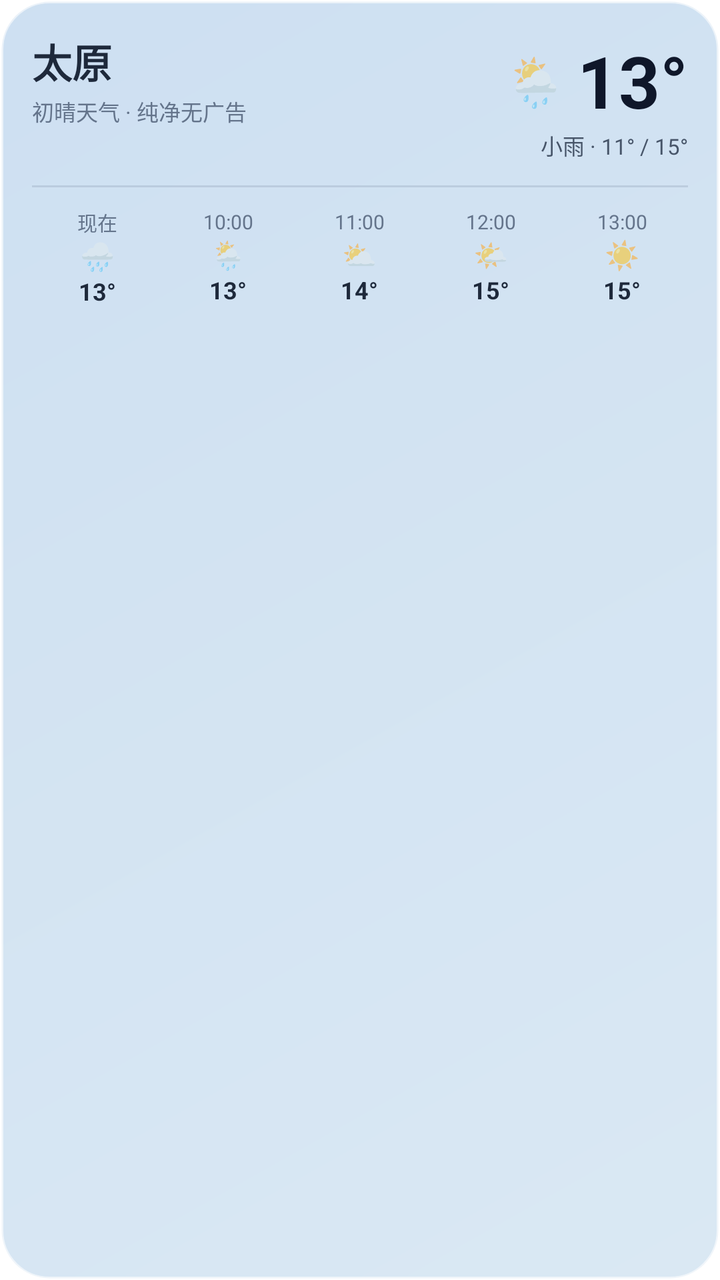
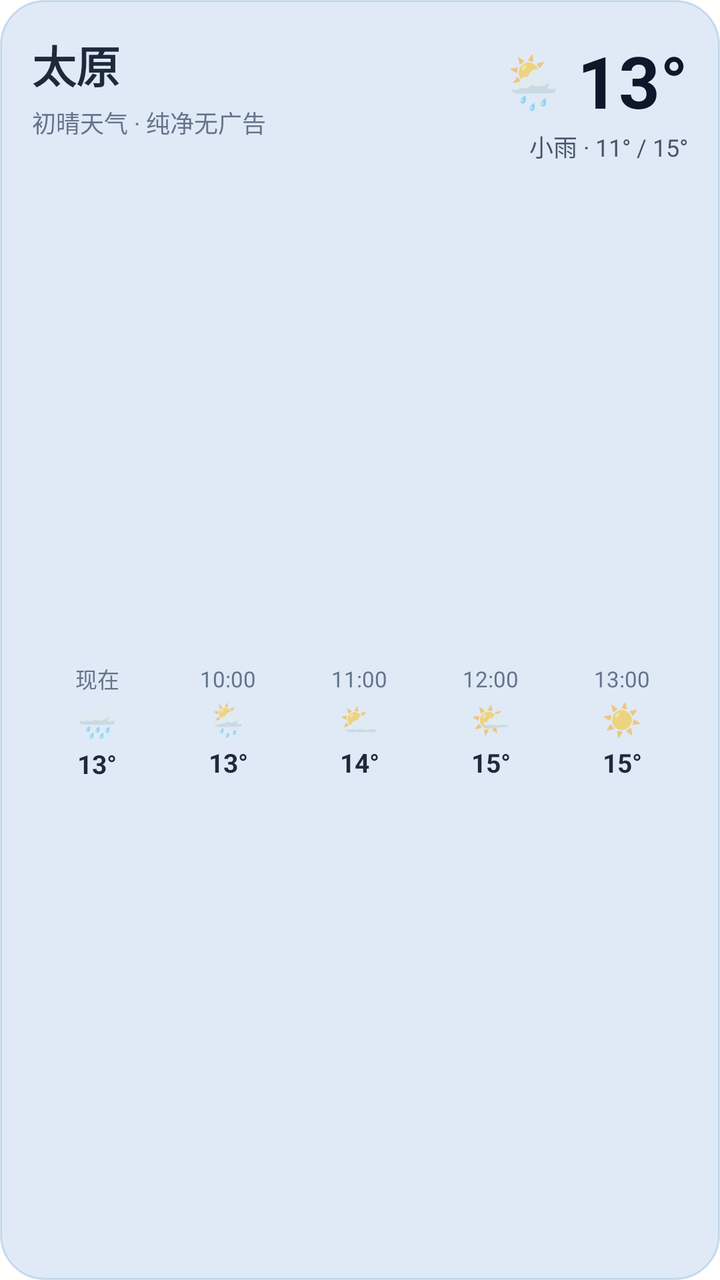

Screens rendered from an Android XML layout before and after an edit, with the pre-edit source and the edit as a unified diff.
<!-- AndroidManifest.xml: fallback theme Theme.MaterialComponents.DayNight.NoActionBar -->
<!-- res/layout/widget_4x2.xml -->
<?xml version="1.0" encoding="utf-8"?>
<LinearLayout xmlns:android="http://schemas.android.com/apk/res/android"
    android:id="@+id/widget_4x2_root"
    android:layout_width="match_parent"
    android:layout_height="match_parent"
    android:background="@drawable/widget_bg"
    android:orientation="vertical"
    android:padding="16dp">

    
    <RelativeLayout
        android:layout_width="match_parent"
        android:layout_height="wrap_content">

        <LinearLayout
            android:layout_width="wrap_content"
            android:layout_height="wrap_content"
            android:orientation="vertical">

            <TextView
                android:id="@+id/widget_4x2_city"
                android:layout_width="wrap_content"
                android:layout_height="wrap_content"
                android:text="太原"
                android:textColor="#1E293B"
                android:textSize="20sp"
                android:textStyle="bold" />

            <TextView
                android:id="@+id/widget_4x2_date"
                android:layout_width="wrap_content"
                android:layout_height="wrap_content"
                android:layout_marginTop="2dp"
                android:text="初晴天气 · 纯净无广告"
                android:textColor="#64748B"
                android:textSize="11sp" />
        </LinearLayout>

        <LinearLayout
            android:layout_width="wrap_content"
            android:layout_height="wrap_content"
            android:layout_alignParentEnd="true"
            android:gravity="end"
            android:orientation="vertical">

            <LinearLayout
                android:layout_width="wrap_content"
                android:layout_height="wrap_content"
                android:gravity="center_vertical"
                android:orientation="horizontal">

                <TextView
                    android:id="@+id/widget_4x2_icon"
                    android:layout_width="wrap_content"
                    android:layout_height="wrap_content"
                    android:layout_marginEnd="6dp"
                    android:text="🌦️"
                    android:textSize="24sp" />

                <TextView
                    android:id="@+id/widget_4x2_temp"
                    android:layout_width="wrap_content"
                    android:layout_height="wrap_content"
                    android:text="13°"
                    android:textColor="#0F172A"
                    android:textSize="36sp"
                    android:textStyle="bold" />
            </LinearLayout>

            <TextView
                android:id="@+id/widget_4x2_desc"
                android:layout_width="wrap_content"
                android:layout_height="wrap_content"
                android:text="小雨 · 11° / 15°"
                android:textColor="#475569"
                android:textSize="11sp" />
        </LinearLayout>
    </RelativeLayout>

    
    <View
        android:layout_width="match_parent"
        android:layout_height="1dp"
        android:layout_marginTop="12dp"
        android:layout_marginBottom="10dp"
        android:background="#3364748B" />

    
    <LinearLayout
        android:layout_width="match_parent"
        android:layout_height="wrap_content"
        android:gravity="center"
        android:orientation="horizontal">

        <LinearLayout
            android:layout_width="0dp"
            android:layout_height="wrap_content"
            android:layout_weight="1"
            android:gravity="center"
            android:orientation="vertical">
            <TextView
                android:layout_width="wrap_content"
                android:layout_height="wrap_content"
                android:text="现在"
                android:textColor="#64748B"
                android:textSize="10sp" />
            <TextView
                android:layout_width="wrap_content"
                android:layout_height="wrap_content"
                android:text="🌧️"
                android:textSize="14sp" />
            <TextView
                android:layout_width="wrap_content"
                android:layout_height="wrap_content"
                android:text="13°"
                android:textColor="#1E293B"
                android:textSize="12sp"
                android:textStyle="bold" />
        </LinearLayout>

        <LinearLayout
            android:layout_width="0dp"
            android:layout_height="wrap_content"
            android:layout_weight="1"
            android:gravity="center"
            android:orientation="vertical">
            <TextView
                android:layout_width="wrap_content"
                android:layout_height="wrap_content"
                android:text="10:00"
                android:textColor="#64748B"
                android:textSize="10sp" />
            <TextView
                android:layout_width="wrap_content"
                android:layout_height="wrap_content"
                android:text="🌦️"
                android:textSize="14sp" />
            <TextView
                android:layout_width="wrap_content"
                android:layout_height="wrap_content"
                android:text="13°"
                android:textColor="#1E293B"
                android:textSize="12sp"
                android:textStyle="bold" />
        </LinearLayout>

        <LinearLayout
            android:layout_width="0dp"
            android:layout_height="wrap_content"
            android:layout_weight="1"
            android:gravity="center"
            android:orientation="vertical">
            <TextView
                android:layout_width="wrap_content"
                android:layout_height="wrap_content"
                android:text="11:00"
                android:textColor="#64748B"
                android:textSize="10sp" />
            <TextView
                android:layout_width="wrap_content"
                android:layout_height="wrap_content"
                android:text="⛅"
                android:textSize="14sp" />
            <TextView
                android:layout_width="wrap_content"
                android:layout_height="wrap_content"
                android:text="14°"
                android:textColor="#1E293B"
                android:textSize="12sp"
                android:textStyle="bold" />
        </LinearLayout>

        <LinearLayout
            android:layout_width="0dp"
            android:layout_height="wrap_content"
            android:layout_weight="1"
            android:gravity="center"
            android:orientation="vertical">
            <TextView
                android:layout_width="wrap_content"
                android:layout_height="wrap_content"
                android:text="12:00"
                android:textColor="#64748B"
                android:textSize="10sp" />
            <TextView
                android:layout_width="wrap_content"
                android:layout_height="wrap_content"
                android:text="🌤️"
                android:textSize="14sp" />
            <TextView
                android:layout_width="wrap_content"
                android:layout_height="wrap_content"
                android:text="15°"
                android:textColor="#1E293B"
                android:textSize="12sp"
                android:textStyle="bold" />
        </LinearLayout>

        <LinearLayout
            android:layout_width="0dp"
            android:layout_height="wrap_content"
            android:layout_weight="1"
            android:gravity="center"
            android:orientation="vertical">
            <TextView
                android:layout_width="wrap_content"
                android:layout_height="wrap_content"
                android:text="13:00"
                android:textColor="#64748B"
                android:textSize="10sp" />
            <TextView
                android:layout_width="wrap_content"
                android:layout_height="wrap_content"
                android:text="☀️"
                android:textSize="14sp" />
            <TextView
                android:layout_width="wrap_content"
                android:layout_height="wrap_content"
                android:text="15°"
                android:textColor="#1E293B"
                android:textSize="12sp"
                android:textStyle="bold" />
        </LinearLayout>

    </LinearLayout>

</LinearLayout>
<!-- resources referenced by this layout -->
<resources>
  <!-- drawable widget_bg (drawable) -->
  <?xml version="1.0" encoding="utf-8"?>
  <shape xmlns:android="http://schemas.android.com/apk/res/android">
      
      <gradient
          android:angle="135"
          android:startColor="#E6D6E6F2"
          android:endColor="#E6C8DCF0" />
      <corners android:radius="24dp" />
      <stroke android:width="1.5dp" android:color="#99FFFFFF" />
  </shape>
</resources>

<!-- the commit's change to res/layout/widget_4x2.xml (unified diff, before → after) -->
@@ -8,38 +8,39 @@
     android:padding="16dp">
 
     
-    <RelativeLayout
+    <LinearLayout
         android:layout_width="match_parent"
-        android:layout_height="wrap_content">
+        android:layout_height="wrap_content"
+        android:orientation="horizontal">
+
+        <LinearLayout
+            android:layout_width="0dp"
+            android:layout_height="wrap_content"
+            android:layout_weight="1"
+            android:orientation="vertical">
+
+            <TextView
+                android:id="@+id/widget_4x2_city"
+                android:layout_width="wrap_content"
+                android:layout_height="wrap_content"
+                android:text="太原"
+                android:textColor="#1E293B"
+                android:textSize="22sp"
+                android:textStyle="bold" />
+
+            <TextView
+                android:id="@+id/widget_4x2_date"
+                android:layout_width="wrap_content"
+                android:layout_height="wrap_content"
+                android:layout_marginTop="4dp"
+                android:text="初晴天气 · 纯净无广告"
+                android:textColor="#64748B"
+                android:textSize="12sp" />
+        </LinearLayout>
 
         <LinearLayout
             android:layout_width="wrap_content"
             android:layout_height="wrap_content"
-            android:orientation="vertical">
-
-            <TextView
-                android:id="@+id/widget_4x2_city"
-                android:layout_width="wrap_content"
-                android:layout_height="wrap_content"
-                android:text="太原"
-                android:textColor="#1E293B"
-                android:textSize="20sp"
-                android:textStyle="bold" />
-
-            <TextView
-                android:id="@+id/widget_4x2_date"
-                android:layout_width="wrap_content"
-                android:layout_height="wrap_content"
-                android:layout_marginTop="2dp"
-                android:text="初晴天气 · 纯净无广告"
-                android:textColor="#64748B"
-                android:textSize="11sp" />
-        </LinearLayout>
-
-        <LinearLayout
-            android:layout_width="wrap_content"
-            android:layout_height="wrap_content"
-            android:layout_alignParentEnd="true"
             android:gravity="end"
             android:orientation="vertical">
 
@@ -55,7 +56,7 @@
                     android:layout_height="wrap_content"
                     android:layout_marginEnd="6dp"
                     android:text="🌦️"
-                    android:textSize="24sp" />
+                    android:textSize="26sp" />
 
                 <TextView
                     android:id="@+id/widget_4x2_temp"
@@ -73,22 +74,16 @@
                 android:layout_height="wrap_content"
                 android:text="小雨 · 11° / 15°"
                 android:textColor="#475569"
-                android:textSize="11sp" />
-        </LinearLayout>
-    </RelativeLayout>
-
-    
-    <View
-        android:layout_width="match_parent"
-        android:layout_height="1dp"
-        android:layout_marginTop="12dp"
-        android:layout_marginBottom="10dp"
-        android:background="#3364748B" />
+                android:textSize="12sp" />
+        </LinearLayout>
+    </LinearLayout>
 
     
     <LinearLayout
         android:layout_width="match_parent"
-        android:layout_height="wrap_content"
+        android:layout_height="0dp"
+        android:layout_weight="1"
+        android:layout_marginTop="16dp"
         android:gravity="center"
         android:orientation="horizontal">
 
@@ -103,18 +98,20 @@
                 android:layout_height="wrap_content"
                 android:text="现在"
                 android:textColor="#64748B"
-                android:textSize="10sp" />
-            <TextView
-                android:layout_width="wrap_content"
-                android:layout_height="wrap_content"
+                android:textSize="11sp" />
+            <TextView
+                android:layout_width="wrap_content"
+                android:layout_height="wrap_content"
+                android:layout_marginTop="2dp"
                 android:text="🌧️"
-                android:textSize="14sp" />
-            <TextView
-                android:layout_width="wrap_content"
-                android:layout_height="wrap_content"
+                android:textSize="16sp" />
+            <TextView
+                android:layout_width="wrap_content"
+                android:layout_height="wrap_content"
+                android:layout_marginTop="2dp"
                 android:text="13°"
                 android:textColor="#1E293B"
-                android:textSize="12sp"
+                android:textSize="13sp"
                 android:textStyle="bold" />
         </LinearLayout>
 
@@ -129,18 +126,20 @@
                 android:layout_height="wrap_content"
                 android:text="10:00"
                 android:textColor="#64748B"
-                android:textSize="10sp" />
-            <TextView
-                android:layout_width="wrap_content"
-                android:layout_height="wrap_content"
+                android:textSize="11sp" />
+            <TextView
+                android:layout_width="wrap_content"
+                android:layout_height="wrap_content"
+                android:layout_marginTop="2dp"
                 android:text="🌦️"
-                android:textSize="14sp" />
-            <TextView
-                android:layout_width="wrap_content"
-                android:layout_height="wrap_content"
+                android:textSize="16sp" />
+            <TextView
+                android:layout_width="wrap_content"
+                android:layout_height="wrap_content"
+                android:layout_marginTop="2dp"
                 android:text="13°"
                 android:textColor="#1E293B"
-                android:textSize="12sp"
+                android:textSize="13sp"
                 android:textStyle="bold" />
         </LinearLayout>
 
@@ -155,18 +154,20 @@
                 android:layout_height="wrap_content"
                 android:text="11:00"
                 android:textColor="#64748B"
-                android:textSize="10sp" />
-            <TextView
-                android:layout_width="wrap_content"
-                android:layout_height="wrap_content"
+                android:textSize="11sp" />
+            <TextView
+                android:layout_width="wrap_content"
+                android:layout_height="wrap_content"
+                android:layout_marginTop="2dp"
                 android:text="⛅"
-                android:textSize="14sp" />
-            <TextView
-                android:layout_width="wrap_content"
-                android:layout_height="wrap_content"
+                android:textSize="16sp" />
+            <TextView
+                android:layout_width="wrap_content"
+                android:layout_height="wrap_content"
+                android:layout_marginTop="2dp"
                 android:text="14°"
                 android:textColor="#1E293B"
-                android:textSize="12sp"
+                android:textSize="13sp"
                 android:textStyle="bold" />
         </LinearLayout>
 
@@ -181,18 +182,20 @@
                 android:layout_height="wrap_content"
                 android:text="12:00"
                 android:textColor="#64748B"
-                android:textSize="10sp" />
-            <TextView
-                android:layout_width="wrap_content"
-                android:layout_height="wrap_content"
+                android:textSize="11sp" />
+            <TextView
+                android:layout_width="wrap_content"
+                android:layout_height="wrap_content"
+                android:layout_marginTop="2dp"
                 android:text="🌤️"
-                android:textSize="14sp" />
-            <TextView
-                android:layout_width="wrap_content"
-                android:layout_height="wrap_content"
+                android:textSize="16sp" />
+            <TextView
+                android:layout_width="wrap_content"
+                android:layout_height="wrap_content"
+                android:layout_marginTop="2dp"
                 android:text="15°"
                 android:textColor="#1E293B"
-                android:textSize="12sp"
+                android:textSize="13sp"
                 android:textStyle="bold" />
         </LinearLayout>
 
@@ -207,18 +210,20 @@
                 android:layout_height="wrap_content"
                 android:text="13:00"
                 android:textColor="#64748B"
-                android:textSize="10sp" />
-            <TextView
-                android:layout_width="wrap_content"
-                android:layout_height="wrap_content"
+                android:textSize="11sp" />
+            <TextView
+                android:layout_width="wrap_content"
+                android:layout_height="wrap_content"
+                android:layout_marginTop="2dp"
                 android:text="☀️"
-                android:textSize="14sp" />
-            <TextView
-                android:layout_width="wrap_content"
-                android:layout_height="wrap_content"
+                android:textSize="16sp" />
+            <TextView
+                android:layout_width="wrap_content"
+                android:layout_height="wrap_content"
+                android:layout_marginTop="2dp"
                 android:text="15°"
                 android:textColor="#1E293B"
-                android:textSize="12sp"
+                android:textSize="13sp"
                 android:textStyle="bold" />
         </LinearLayout>
 
<!-- resource entries referenced after the edit -->
@@ -2,14 +2,11 @@
 <resources>
   <!-- drawable widget_bg (drawable) -->
   <?xml version="1.0" encoding="utf-8"?>
-  <shape xmlns:android="http://schemas.android.com/apk/res/android">
-      
-      <gradient
-          android:angle="135"
-          android:startColor="#E6D6E6F2"
-          android:endColor="#E6C8DCF0" />
-      <corners android:radius="24dp" />
-      <stroke android:width="1.5dp" android:color="#99FFFFFF" />
+  <shape xmlns:android="http://schemas.android.com/apk/res/android"
+      android:shape="rectangle">
+      <solid android:color="#E6DCE8F5" />
+      <corners android:radius="22dp" />
+      <stroke android:width="1dp" android:color="#80A0C0E0" />
   </shape>
 </resources>
 
